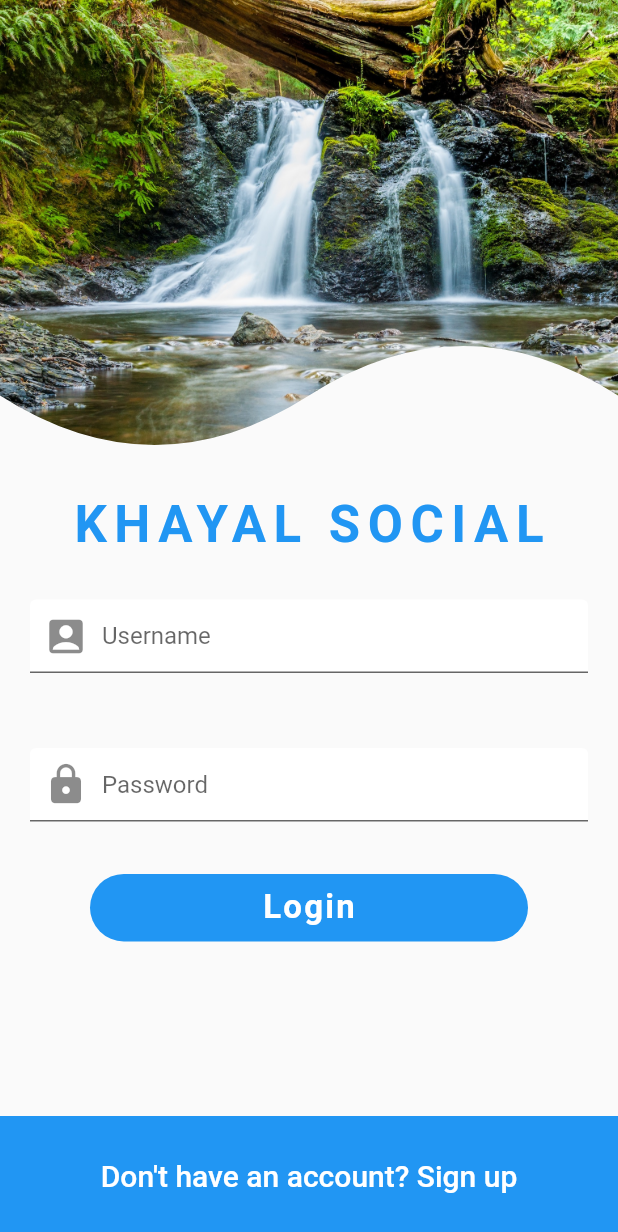
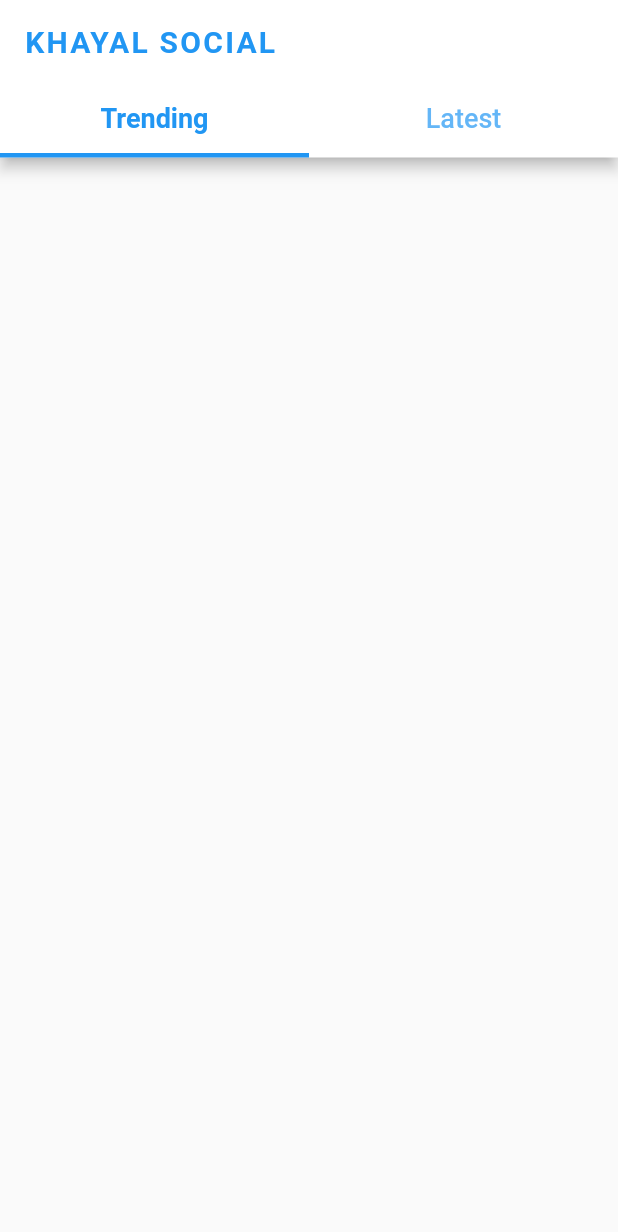
Before and after one commit to DitoCahyaPratama/flutter-khayal-social, a Flutter app: the screen it shows after launch, after a tap on "Login", on a phone screen of 412 x 824 dp. Shown: the top 1232 px of the screen. Run offline on Flutter 3.47's test engine with Material 2 defaults, Android fonts, the phone set to English and light mode, and no system bars.

Commit message:
Create Home Screen App Bar

```diff
--- /dev/null
+++ b/lib/screens/home_screen.dart
@@ -0,0 +1,53 @@
+import 'package:flutter/material.dart';
+
+class HomeScreen extends StatefulWidget {
+  @override
+  _HomeScreenState createState() => _HomeScreenState();
+}
+
+class _HomeScreenState extends State<HomeScreen>
+    with SingleTickerProviderStateMixin {
+  TabController _tabController;
+
+  @override
+  void initState() {
+    super.initState();
+    _tabController = TabController(length: 2, vsync: this);
+  }
+
+  @override
+  Widget build(BuildContext context) {
+    return Scaffold(
+      appBar: AppBar(
+          brightness: Brightness.light,
+          backgroundColor: Colors.white,
+          iconTheme: IconThemeData(
+            color: Theme.of(context).primaryColor,
+          ),
+          title: Text(
+            'KHAYAL SOCIAL',
+            style: TextStyle(
+              color: Theme.of(context).primaryColor,
+              fontWeight: FontWeight.w600,
+              letterSpacing: 1.5,
+            ),
+          ),
+          bottom: TabBar(
+            controller: _tabController,
+            indicatorWeight: 3.0,
+            labelColor: Theme.of(context).primaryColor,
+            labelStyle: TextStyle(
+              fontSize: 18.0,
+              fontWeight: FontWeight.w600,
+            ),
+            unselectedLabelStyle: TextStyle(
+              fontSize: 18.0,
+            ),
+            tabs: <Widget>[
+              Tab(text: 'Trending'),
+              Tab(text: 'Latest'),
+            ],
+          )),
+    );
+  }
+}
--- a/lib/screens/login_screen.dart
+++ b/lib/screens/login_screen.dart
@@ -1,4 +1,5 @@
 import 'package:flutter/material.dart';
+import 'package:flutter_social_ui/screens/home_screen.dart';
 import 'package:flutter_social_ui/widgets/curve_clipper.dart';
 
 class LoginScreen extends StatefulWidget {
@@ -67,7 +68,12 @@ class _LoginScreenState extends State<LoginScreen> {
               ),
               SizedBox(height: 15.0),
               GestureDetector(
-                onTap: () {},
+                onTap: () => Navigator.pushReplacement(
+                  context,
+                  MaterialPageRoute(
+                    builder: (_) => HomeScreen(),
+                  ),
+                ),
                 child: Container(
                   margin: EdgeInsets.symmetric(horizontal: 60.0),
                   alignment: Alignment.center,
```
